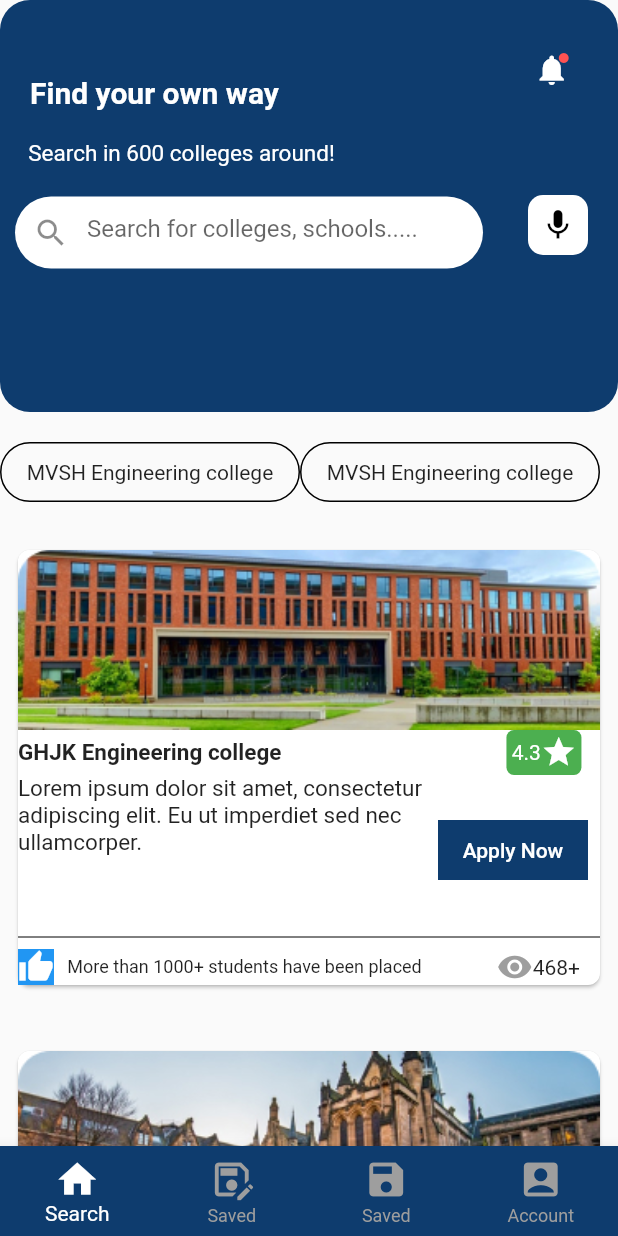
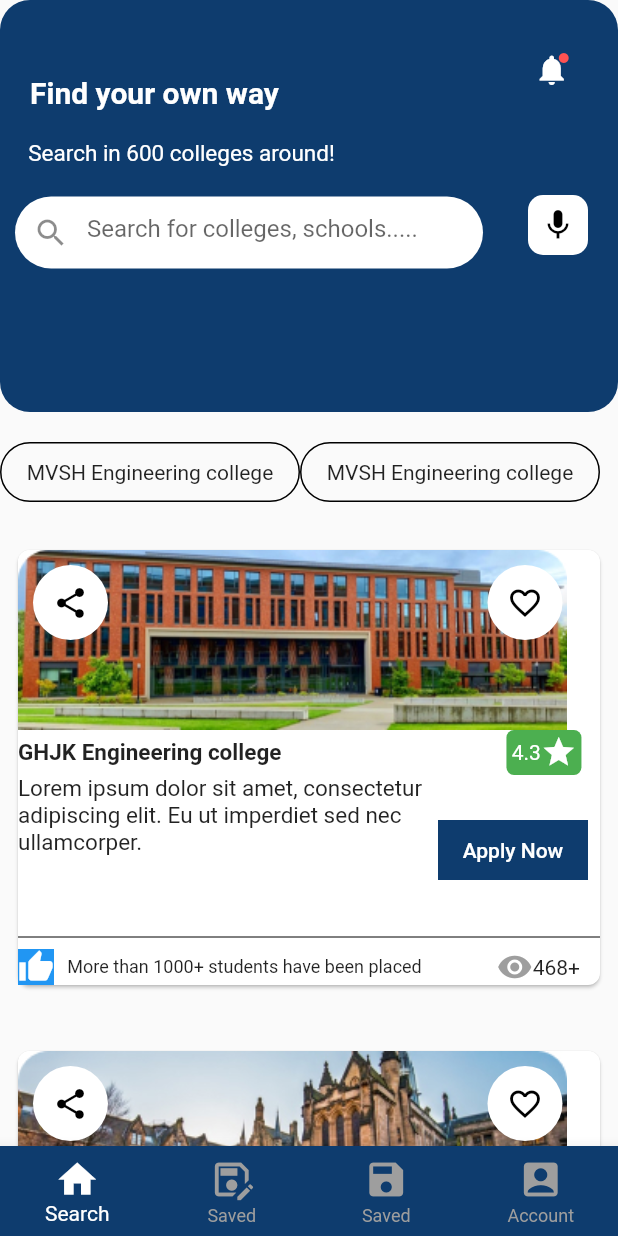
Before and after one commit to r6654kumar/institute_info, a Flutter app: the HomePage1 screen opened by its route, on a phone screen of 412 x 824 dp. Run offline on Flutter 3.47's test engine with Material 2 defaults, Android fonts, the phone set to English and light mode, and no system bars; our stand-ins replace modal_bottom_sheet.

```diff
--- a/lib/pages/HomePage1.dart
+++ b/lib/pages/HomePage1.dart
@@ -168,7 +168,7 @@ class _HomePage1State extends State<HomePage1> {
             height: 20,
           ),
           GestureDetector(
-            onTap:(){
+            onTap: () {
               Navigator.pushNamed(context, "/homepage2");
             },
             child: Container(
@@ -185,8 +185,36 @@ class _HomePage1State extends State<HomePage1> {
                           topLeft: Radius.circular(8.0),
                           topRight: Radius.circular(8.0),
                         ),
-                        child: Image.asset("images/image4.jpg",
-                            height: 120, fit: BoxFit.fill),
+                        child: Stack(children: [
+                          Container(
+                            child: Image.asset("images/image4.jpg",
+                                height: 120, fit: BoxFit.fill),
+                          ),
+                          Positioned(
+                              right: 25.0,
+                              top: 10.0,
+                              child: Container(
+                                  height: 50,
+                                  width: 50,
+                                  decoration: BoxDecoration(
+                                    color: Colors.white,
+                                    borderRadius: BorderRadius.circular(50),
+                                  ),
+                                  child: Icon(Icons.favorite_border_outlined,
+                                      color: Colors.black))),
+                          Positioned(
+                              left: 10.0,
+                              top: 10.0,
+                              child: Container(
+                                  height: 50,
+                                  width: 50,
+                                  decoration: BoxDecoration(
+                                    color: Colors.white,
+                                    borderRadius: BorderRadius.circular(50),
+                                  ),
+                                  child:
+                                      Icon(Icons.share, color: Colors.black)))
+                        ]),
                       ),
                       Column(
                         children: [
@@ -194,7 +222,8 @@ class _HomePage1State extends State<HomePage1> {
                             children: [
                               Text("GHJK Engineering college",
                                   style: TextStyle(
-                                      fontWeight: FontWeight.bold, fontSize: 15)),
+                                      fontWeight: FontWeight.bold,
+                                      fontSize: 15)),
                               Container(
                                   margin: EdgeInsets.fromLTRB(150, 0, 10, 0),
                                   height: 30,
@@ -246,9 +275,10 @@ class _HomePage1State extends State<HomePage1> {
                             children: [
                               Container(
                                   color: Colors.blue,
-                                  child:
-                                      Icon(Icons.thumb_up, color: Colors.white)),
-                              Text("   More than 1000+ students have been placed",
+                                  child: Icon(Icons.thumb_up,
+                                      color: Colors.white)),
+                              Text(
+                                  "   More than 1000+ students have been placed",
                                   style: TextStyle(fontSize: 12)),
                               SizedBox(width: 50),
                               Container(
@@ -271,7 +301,7 @@ class _HomePage1State extends State<HomePage1> {
             height: 20,
           ),
           GestureDetector(
-            onTap:(){},
+            onTap: () {},
             child: Container(
               margin: EdgeInsets.all(8.0),
               child: Card(
@@ -286,8 +316,38 @@ class _HomePage1State extends State<HomePage1> {
                           topLeft: Radius.circular(8.0),
                           topRight: Radius.circular(8.0),
                         ),
-                        child: Image.asset("images/image5.jpg",
-                            height: 120, fit: BoxFit.fill),
+                        child: Stack(
+                          children: [
+                            Container(
+                              child: Image.asset("images/image5.jpg",
+                                  height: 120, fit: BoxFit.fill),
+                            ),
+                            Positioned(
+                                right: 25.0,
+                                top: 10.0,
+                                child: Container(
+                                    height: 50,
+                                    width: 50,
+                                    decoration: BoxDecoration(
+                                      color: Colors.white,
+                                      borderRadius: BorderRadius.circular(50),
+                                    ),
+                                    child: Icon(Icons.favorite_border_outlined,
+                                        color: Colors.black))),
+                            Positioned(
+                                left: 10.0,
+                                top: 10.0,
+                                child: Container(
+                                    height: 50,
+                                    width: 50,
+                                    decoration: BoxDecoration(
+                                      color: Colors.white,
+                                      borderRadius: BorderRadius.circular(50),
+                                    ),
+                                    child:
+                                        Icon(Icons.share, color: Colors.black)))
+                          ],
+                        ),
                       ),
                       Column(
                         children: [
@@ -295,7 +355,8 @@ class _HomePage1State extends State<HomePage1> {
                             children: [
                               Text("Bachelor of Technology",
                                   style: TextStyle(
-                                      fontWeight: FontWeight.bold, fontSize: 15)),
+                                      fontWeight: FontWeight.bold,
+                                      fontSize: 15)),
                               Container(
                                   margin: EdgeInsets.fromLTRB(150, 0, 10, 0),
                                   height: 30,
@@ -325,7 +386,7 @@ class _HomePage1State extends State<HomePage1> {
                                 width: 280,
                                 child: Text(
                                     "Lorem ipsum dolor sit amet, consectetur adipiscing elit. Eu ut imperdiet sed nec ullamcorper.",
-                                    style: TextStyle(fontSize: 10)),
+                                    style: TextStyle(fontSize: 15)),
                               ),
                               GestureDetector(
                                 child: Container(
@@ -347,8 +408,8 @@ class _HomePage1State extends State<HomePage1> {
                             children: [
                               Container(
                                   color: Colors.blue,
-                                  child:
-                                      Icon(Icons.thumb_up, color: Colors.white)),
+                                  child: Icon(Icons.thumb_up,
+                                      color: Colors.white)),
                               Text(
                                   " Lorem ipsum dolor sit amet, consectetur adipiscing ",
                                   style: TextStyle(fontSize: 10)),
```
